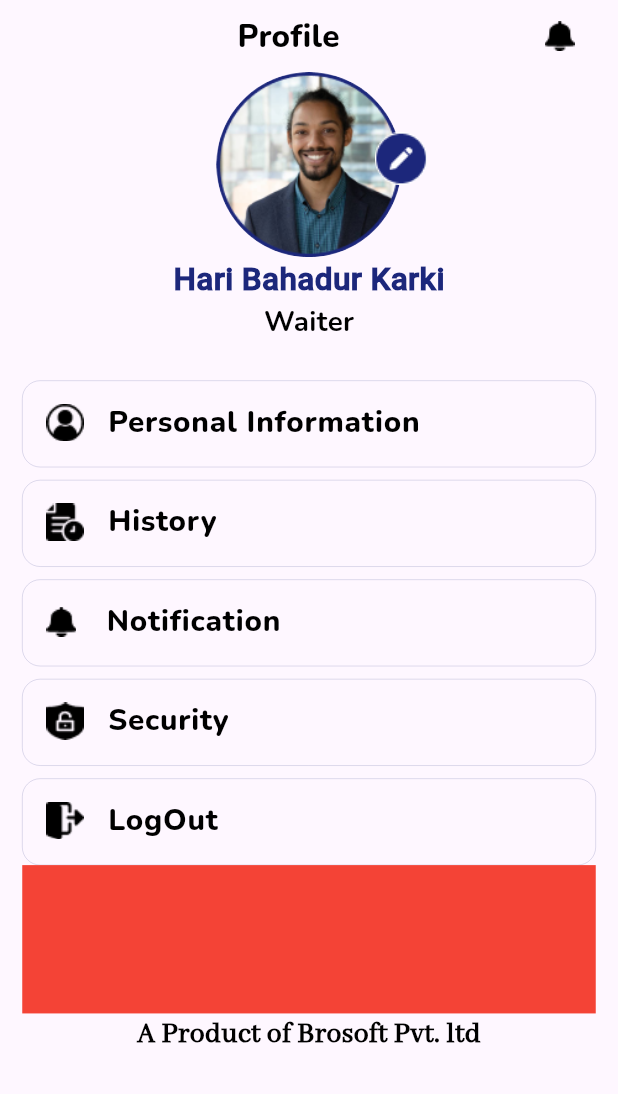
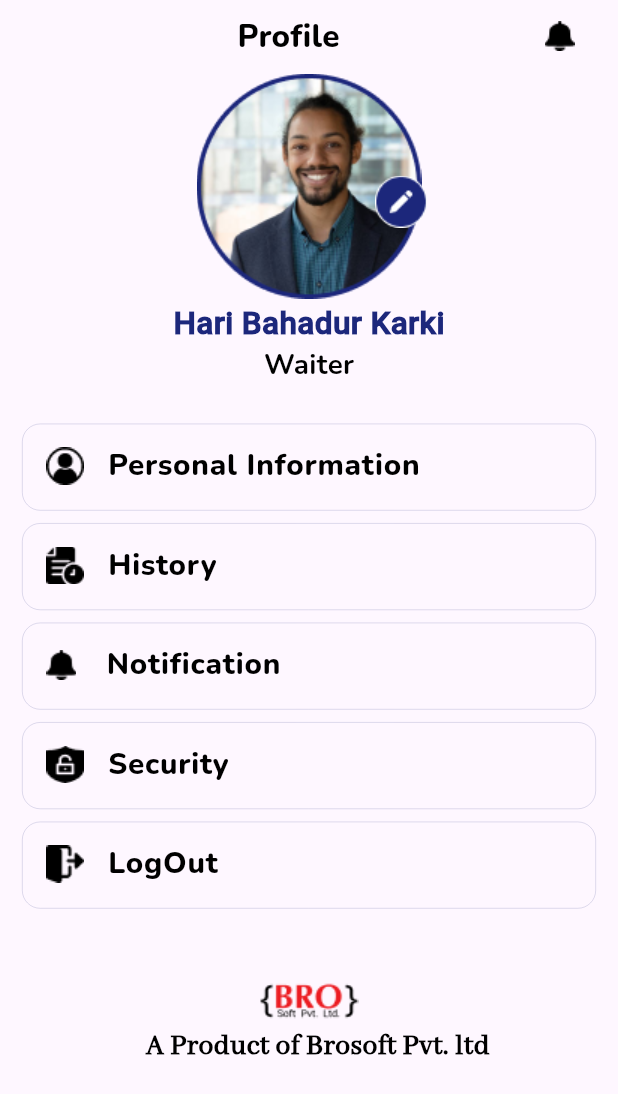
Before and after one commit to AsimSharma/brosoftresturent, a Flutter app: the ProfileScreen screen opened by its route, on a phone screen of 412 x 824 dp. Shown: the top 1094 px of the screen. Run offline on Flutter 3.47's test engine with Material 3 defaults, Android fonts, the phone set to English and light mode, and no system bars; our stand-ins replace get; network calls fail.

Commit message:
profileOk

```diff
--- a/lib/controller/order_cart_controller.dart
+++ b/lib/controller/order_cart_controller.dart
@@ -75,6 +75,8 @@ class OrDerController extends GetxController {
     //     }
     //   }
     // }
+    getTotalItems();
+    update();
   }
 
   int getTotalItems() {
--- a/lib/controller/products_controller.dart
+++ b/lib/controller/products_controller.dart
@@ -35,7 +35,6 @@ class ProductsController extends GetxController {
         if (productItem.id == id) {
           productItem.quantity++;
           quantity.value = productItem.quantity;
-
           productList.refresh();
           update();
         }
--- a/lib/view/profile/profile_screen.dart
+++ b/lib/view/profile/profile_screen.dart
@@ -48,16 +48,30 @@ class ProfileScreen extends StatelessWidget {
               myListTile(context, 2),
               myListTile(context, 3),
               myListTile(context, 4),
-              Center(
-                child: Column(
-                  mainAxisAlignment: MainAxisAlignment.center,
+              SizedBox(
+                height: 0.02.h(context),
+              ),
+              fotter(context)
+            ],
+          )),
+    ));
+  }
+
+  Center fotter(BuildContext context) {
+    return Center(
+      child: Stack(
         children: [
           Container(
-                      height: 0.12.h(context),
+            height: 0.11.h(context),
             width: 1.0.w(context),
-                      color: Colors.red,
+            decoration: const BoxDecoration(
+                image: DecorationImage(
+                    image: AssetImage("assets/images/brologo.png"))),
           ),
-                    Text(
+          Positioned(
+            bottom: 0.001.h(context),
+            left: 0.1.h(context),
+            child: Text(
               "A Product of Brosoft Pvt. ltd",
               style: TextStyle(
                 color: textColor,
@@ -65,13 +79,11 @@ class ProfileScreen extends StatelessWidget {
                 fontWeight: FontWeight.w800,
                 fontSize: 0.016.toResponsive(context),
               ),
+            ),
           )
         ],
       ),
-              )
-            ],
-          )),
-    ));
+    );
   }
 
   Container myListTile(
@@ -102,7 +114,7 @@ class ProfileScreen extends StatelessWidget {
 
   SizedBox profileHeader(BuildContext context) {
     return SizedBox(
-      height: 0.15.h(context),
+      height: 0.185.h(context),
       width: 1.0.w(context),
       child: Stack(
         children: [
```
Also changed, not shown: lib/view/SelectedOrder/confirm_selected_order.dart (+34 -15 lines), lib/view/SelectedOrder/selected_order.dart (+16 -8 lines), assets/images/brologo.png (renamed from assets/images/A Product of Brosoft Pvt. Ltd..png). Lines whose indentation alone changed are shown as unchanged.
